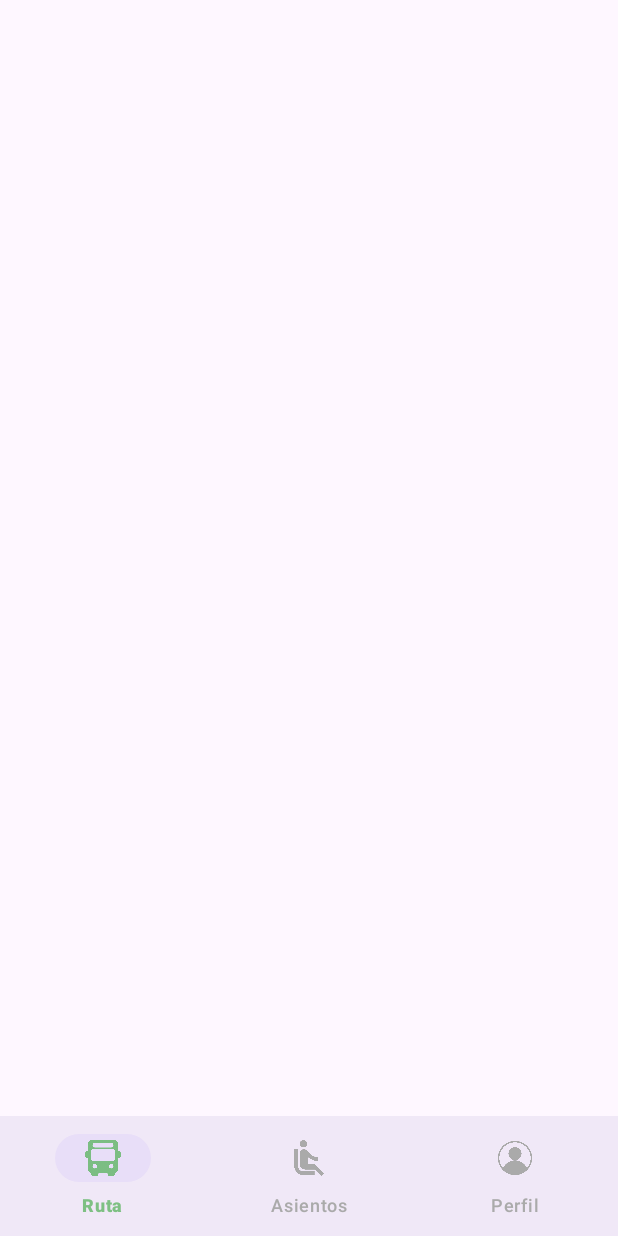
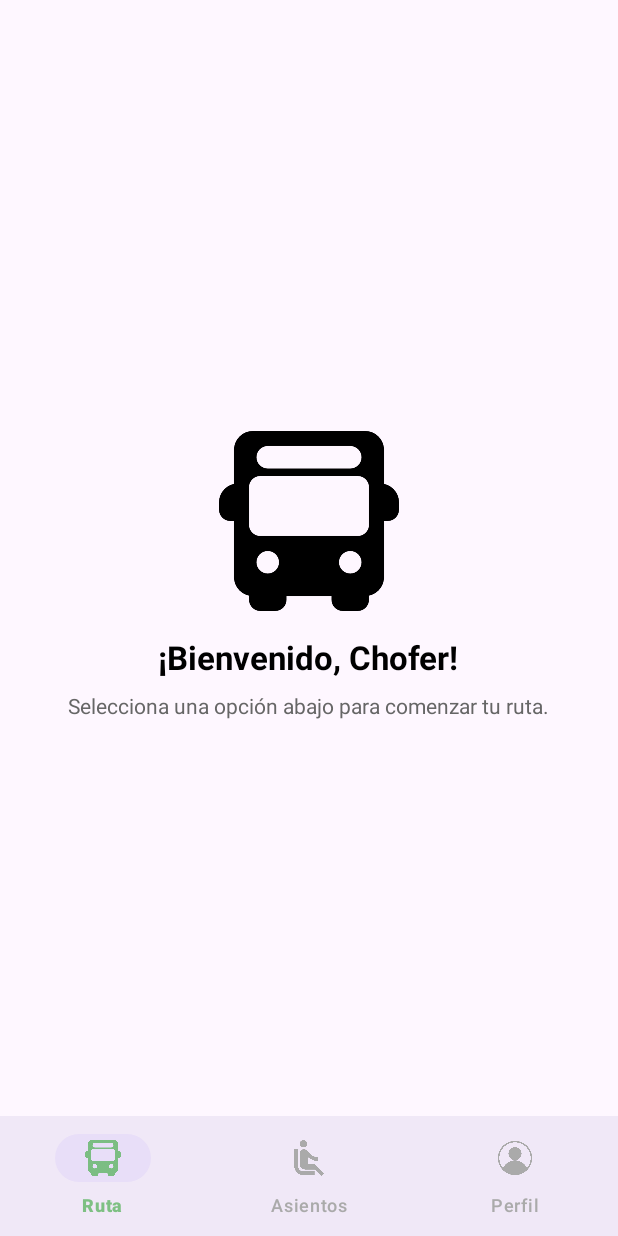
Before and after one commit to JoseMori-Curimana/Proyecto_New_2025BUS, an Android app: the HomeChoferActivity screen opened directly, with no data from a screen before it, on a phone screen of 412 x 824 dp. Run offline under Robolectric (Android 15) with nearby library versions, the phone set to English and light mode, and no system bars.

Commit message:
home alumno

```diff
--- a/app/src/main/AndroidManifest.xml
+++ b/app/src/main/AndroidManifest.xml
@@ -41,7 +41,7 @@
 
         <!-- Actividad Chofer con mapa y ubicación -->
         <activity android:name=".chofer" android:exported="false" />
-
+        <activity android:name=".estudiante" android:exported="false" />
         <!-- Actividad de asistencia -->
         <activity android:name=".AsistenciaActivity" android:exported="false" />
 
--- a/app/src/main/java/com/example/proyecto_new_2025bus/HomeChoferActivity.java
+++ b/app/src/main/java/com/example/proyecto_new_2025bus/HomeChoferActivity.java
@@ -2,6 +2,7 @@ package com.example.proyecto_new_2025bus;
 
 import android.content.Intent;
 import android.os.Bundle;
+import android.widget.TextView;
 
 import androidx.activity.EdgeToEdge;
 import androidx.appcompat.app.AppCompatActivity;
@@ -26,6 +27,14 @@ public class HomeChoferActivity extends AppCompatActivity {
             v.setPadding(systemBars.left, systemBars.top, systemBars.right, systemBars.bottom);
             return insets;
         });
+
+        // Mostrar el nombre del chofer si fue enviado desde LoginActivity
+        String nombre = getIntent().getStringExtra("nombre_usuario");
+        TextView tvBienvenida = findViewById(R.id.tvBienvenidaChofer);
+        if (nombre != null && !nombre.isEmpty()) {
+            tvBienvenida.setText("¡Bienvenido, " + nombre + "!");
+        }
+
         bottomNavigationView = findViewById(R.id.bottomNavigationChofer);
 
         bottomNavigationView.setOnItemSelectedListener(item -> {
@@ -44,7 +53,5 @@ public class HomeChoferActivity extends AppCompatActivity {
 
             return false;
         });
-
     }
-
 }
--- a/app/src/main/res/layout/activity_chofer.xml
+++ b/app/src/main/res/layout/activity_chofer.xml
@@ -1,5 +1,6 @@
 <?xml version="1.0" encoding="utf-8"?>
 <LinearLayout xmlns:android="http://schemas.android.com/apk/res/android"
+    xmlns:app="http://schemas.android.com/apk/res-auto"
     android:orientation="vertical"
     android:padding="16dp"
     android:layout_width="match_parent"
--- a/app/src/main/res/layout/activity_home_choferprincipal.xml
+++ b/app/src/main/res/layout/activity_home_choferprincipal.xml
@@ -13,7 +13,43 @@
         android:id="@+id/containerHomeChofer"
         android:layout_width="match_parent"
         android:layout_height="match_parent"
-        android:layout_marginBottom="56dp" />
+        android:layout_marginBottom="56dp">
+
+        <!-- Vista de bienvenida del chofer -->
+        <LinearLayout
+            android:id="@+id/layoutBienvenidaChofer"
+            android:layout_width="match_parent"
+            android:layout_height="match_parent"
+            android:orientation="vertical"
+            android:gravity="center"
+            android:padding="24dp">
+
+            <ImageView
+                android:layout_width="120dp"
+                android:layout_height="120dp"
+                android:src="@drawable/ic_bus"
+                android:contentDescription="Logo del bus"
+                android:layout_marginBottom="16dp" />
+
+            <TextView
+                android:id="@+id/tvBienvenidaChofer"
+                android:layout_width="wrap_content"
+                android:layout_height="wrap_content"
+                android:text="¡Bienvenido, Chofer!"
+                android:textSize="22sp"
+                android:textStyle="bold"
+                android:textColor="#000000"
+                android:layout_marginBottom="8dp" />
+
+            <TextView
+                android:layout_width="wrap_content"
+                android:layout_height="wrap_content"
+                android:text="Selecciona una opción abajo para comenzar tu ruta."
+                android:textSize="14sp"
+                android:textColor="#666666" />
+
+        </LinearLayout>
+    </FrameLayout>
 
     <!-- Menú inferior con iconos -->
     <com.google.android.material.bottomnavigation.BottomNavigationView
--- a/app/src/main/res/values/colors.xml
+++ b/app/src/main/res/values/colors.xml
@@ -7,7 +7,7 @@
     <color name="teal_700">#018786</color>
     <color name="black">#000000</color>
     <color name="white">#FFFFFF</color>
-
+    <color name="dark_gray">#A9A9A9</color>
     <!-- Colores personalizados -->
     <color name="green_solid">#4CAF50</color>
     <color name="green_translucent">#B24CAF50</color>
```
Also changed, not shown: app/src/main/java/com/example/proyecto_new_2025bus/HomeAlumnoActivity.java (+26 -1 lines), app/src/main/res/layout/activity_home_alumno.xml (+73 -3 lines), app/src/main/res/menu/menu_bottom_alumno.xml (added, +14 -0 lines), app/src/main/res/drawable/ic_location.png (added).
